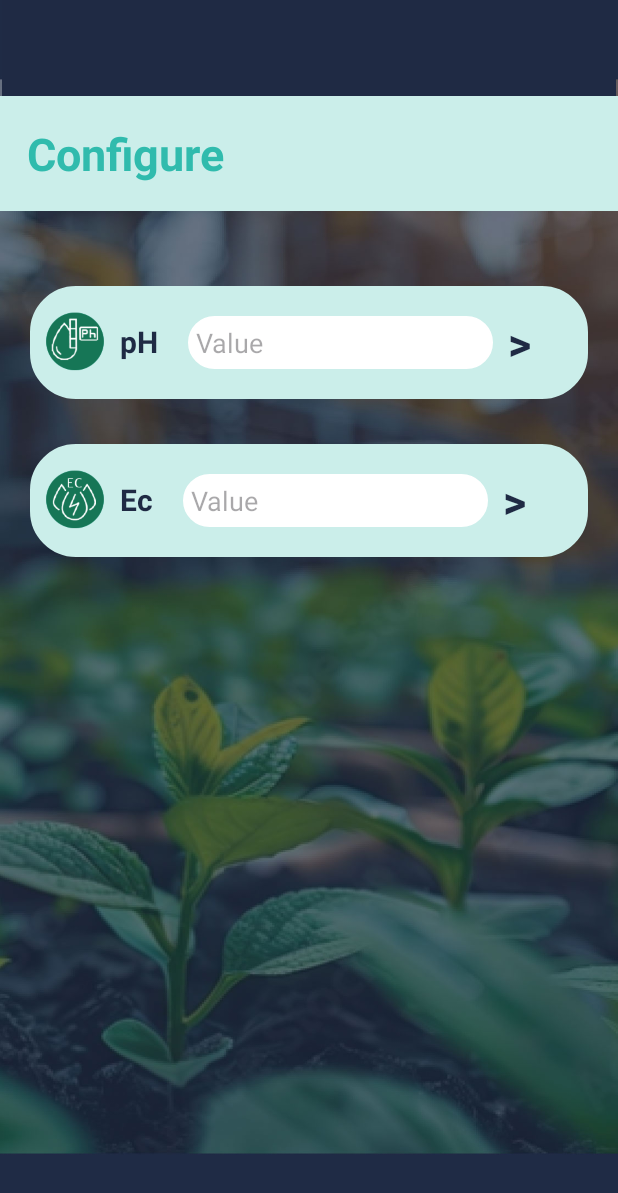
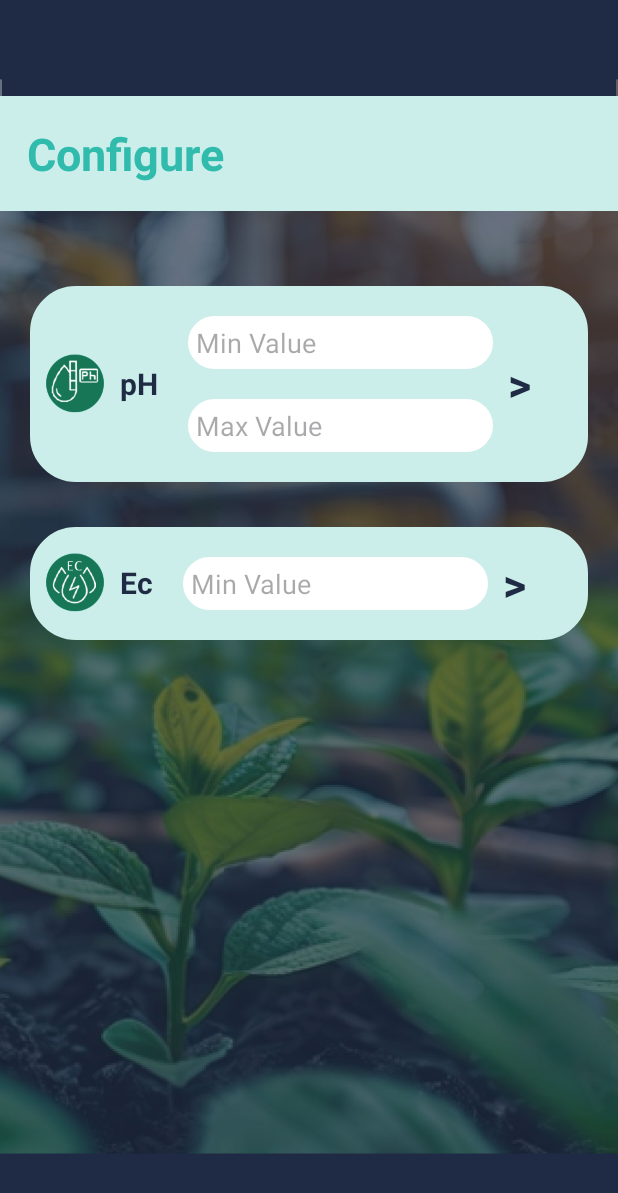
Before and after one commit to dekkersm/Hydroid, an Android app: the ConfigurationActivity screen opened directly, with no data from a screen before it, on a phone screen of 412 x 824 dp. Shown: the top 1193 px of the screen. Run offline under Robolectric (Android 15) with nearby library versions, the phone set to English and light mode, and no system bars; our stand-ins replace Volley; network calls fail.

Commit message:
Working configuration screen with put to all values and get at create

```diff
--- a/app/src/main/java/com/example/hydroid/AnalyticsActivity.java
+++ b/app/src/main/java/com/example/hydroid/AnalyticsActivity.java
@@ -21,6 +21,7 @@ import androidx.core.view.WindowInsetsCompat;
 
 import com.jjoe64.graphview.GraphView;
 import com.jjoe64.graphview.GridLabelRenderer;
+import com.jjoe64.graphview.helper.DateAsXAxisLabelFormatter;
 import com.jjoe64.graphview.series.DataPoint;
 import com.jjoe64.graphview.series.LineGraphSeries;
 
@@ -86,6 +87,7 @@ public class AnalyticsActivity extends AppCompatActivity {
                         series.setDrawDataPoints(true);
                         graphView.addSeries(series);
                         graphView.getGridLabelRenderer().setGridStyle( GridLabelRenderer.GridStyle.HORIZONTAL );
+                        graphView.getGridLabelRenderer().setLabelFormatter(new DateAsXAxisLabelFormatter(AnalyticsActivity.this));
                     }
                 }, startDate, endDate);
             }
--- a/app/src/main/java/com/example/hydroid/ConfigurationActivity.java
+++ b/app/src/main/java/com/example/hydroid/ConfigurationActivity.java
@@ -13,10 +13,13 @@ import androidx.core.graphics.Insets;
 import androidx.core.view.ViewCompat;
 import androidx.core.view.WindowInsetsCompat;
 
+import org.json.JSONArray;
+import org.json.JSONException;
+
 public class ConfigurationActivity extends AppCompatActivity {
 
     TextView ec_v_btn, ph_v_btn;
-    EditText ph_config, ec_config;
+    EditText ph_max_config, ph_min_config, ec_config;
 
     @Override
     protected void onCreate(Bundle savedInstanceState) {
@@ -27,16 +30,37 @@ public class ConfigurationActivity extends AppCompatActivity {
         ec_v_btn = findViewById(R.id.ec_v_btn);
         ph_v_btn = findViewById(R.id.ph_v_btn);
 
-        ph_config = findViewById(R.id.ph_config);
+        ph_max_config = findViewById(R.id.ph_max_config);
+        ph_min_config = findViewById(R.id.ph_min_config);
         ec_config = findViewById(R.id.ec_config);
+
+        HydroDataService dataService = new HydroDataService(ConfigurationActivity.this);
+
+        dataService.getCurrConfig(new HydroDataService.GetCurrConfigResp() {
+            @Override
+            public void onError(String message) {
+                Toast.makeText(ConfigurationActivity.this, message, Toast.LENGTH_SHORT).show();
+            }
+
+            @Override
+            public void onResp(JSONArray resp) {
+                try {
+                    ph_max_config.setText(resp.getJSONObject(0).getString("value"));
+                    ph_min_config.setText(resp.getJSONObject(1).getString("value"));
+                    ec_config.setText(resp.getJSONObject(2).getString("value"));
+                } catch (JSONException e) {
+                    throw new RuntimeException(e);
+                }
+            }
+        });
 
         ec_v_btn.setOnClickListener(new View.OnClickListener() {
             @Override
             public void onClick(View v) {
                 if (!ec_config.getText().toString().isEmpty())
                 {
-                    // TODO: ec_config.post(ec_config.getText())
-                    Toast.makeText(ConfigurationActivity.this, ec_config.getText().toString(), Toast.LENGTH_SHORT).show();
+                    dataService.setCurrConfig("tdsMinLimit", Float.parseFloat(ec_config.getText().toString()));
+                    Toast.makeText(ConfigurationActivity.this, "ec configuration successful!", Toast.LENGTH_SHORT).show();
                 }
                 else
                 {
@@ -48,10 +72,11 @@ public class ConfigurationActivity extends AppCompatActivity {
         ph_v_btn.setOnClickListener(new View.OnClickListener() {
             @Override
             public void onClick(View v) {
-                if (!ph_config.getText().toString().isEmpty())
+                if (!ph_max_config.getText().toString().isEmpty() && !ph_min_config.getText().toString().isEmpty())
                 {
-                    // TODO: ec_config.post(ec_config.getText())
-                    Toast.makeText(ConfigurationActivity.this, ph_config.getText().toString(), Toast.LENGTH_SHORT).show();
+                    dataService.setCurrConfig("phMinLimit", Float.parseFloat(ph_min_config.getText().toString()));
+                    dataService.setCurrConfig("phMaxLimit", Float.parseFloat(ph_max_config.getText().toString()));
+                    Toast.makeText(ConfigurationActivity.this, "ph configuration successful!", Toast.LENGTH_SHORT).show();
                 }
                 else
                 {
--- a/app/src/main/java/com/example/hydroid/HydroDataService.java
+++ b/app/src/main/java/com/example/hydroid/HydroDataService.java
@@ -23,6 +23,7 @@ public class HydroDataService {
     public static final String TDS_URL = "http://" + SERVER_IP + ":3000/tds/";
     public static final String WATER_URL = "http://" + SERVER_IP + ":3000/water/";
     public static final String ENV_URL = "http://" + SERVER_IP + ":3000/env/";
+    public static final String CONFIG_URL = "http://" + SERVER_IP + ":3000/config/";
     Context context;
 
     public HydroDataService(Context context) {
@@ -100,6 +101,54 @@ public class HydroDataService {
             @Override
             public void onErrorResponse(VolleyError error) {
                 volleyResponseListener.onError("didn't work");
+            }
+        });
+
+        RequestSingleton.getInstance(context).addToRequestQueue(jsonObjectRequest);
+    }
+
+    public interface GetCurrConfigResp {
+        void onError(String message);
+        void onResp(JSONArray resp);
+    }
+
+    public void getCurrConfig(GetCurrConfigResp getCurrConfigResp){
+        String url = CONFIG_URL + "current";
+
+        JsonObjectRequest jsonObjectRequest = new JsonObjectRequest(Request.Method.GET, url, null,
+                new Response.Listener<JSONObject>() {
+                    @Override
+                    public void onResponse(JSONObject response) {
+                        try {
+                            JSONArray tempValue = response.getJSONArray("confData");
+                            getCurrConfigResp.onResp(tempValue);
+                        } catch (JSONException e) {
+                            throw new RuntimeException(e);
+                        }
+                    }
+                }, new Response.ErrorListener() {
+            @Override
+            public void onErrorResponse(VolleyError error) {
+                getCurrConfigResp.onError("didn't work");
+            }
+        });
+
+        RequestSingleton.getInstance(context).addToRequestQueue(jsonObjectRequest);
+    }
+
+    public void setCurrConfig(String type, float value){
+        String url = CONFIG_URL + type + "?value=" + value +"&pumpTime=" + 1 + "&recheckTimeout=" + 2;
+
+        JsonObjectRequest jsonObjectRequest = new JsonObjectRequest(Request.Method.PUT, url, null,
+                new Response.Listener<JSONObject>() {
+                    @Override
+                    public void onResponse(JSONObject response) {
+
+                    }
+                }, new Response.ErrorListener() {
+            @Override
+            public void onErrorResponse(VolleyError error) {
+
             }
         });
 
--- a/app/src/main/res/layout/activity_configuration.xml
+++ b/app/src/main/res/layout/activity_configuration.xml
@@ -56,22 +56,43 @@
             android:layout_width="wrap_content"
             android:layout_height="wrap_content"
             android:layout_margin="10dp"
+            android:layout_gravity="center_vertical"
             android:text="pH"
             android:textColor="@color/DarkBlue"
             android:textSize="20sp"
             android:textStyle="bold" />
 
+        <LinearLayout
+            android:layout_width="wrap_content"
+            android:layout_height="wrap_content"
+            android:orientation="vertical">
+
             <EditText
-            android:id="@+id/ph_config"
+                android:id="@+id/ph_min_config"
                 android:layout_width="203dp"
                 android:layout_height="wrap_content"
                 android:layout_margin="10dp"
                 android:background="@drawable/rounded_corner"
                 android:backgroundTint="@color/white"
-            android:hint="Value"
-            android:inputType="number"
+                android:hint="Min Value"
+                android:inputType="numberDecimal"
                 android:padding="5dp"
                 android:paddingHorizontal="10dp" />
+
+            <EditText
+                android:id="@+id/ph_max_config"
+                android:layout_width="203dp"
+                android:layout_height="wrap_content"
+                android:layout_margin="10dp"
+                android:background="@drawable/rounded_corner"
+                android:backgroundTint="@color/white"
+                android:hint="Max Value"
+                android:inputType="numberDecimal"
+                android:padding="5dp"
+                android:paddingHorizontal="10dp" />
+
+        </LinearLayout>
+
 
         <TextView
             android:layout_width="wrap_content"
@@ -119,8 +140,8 @@
             android:layout_margin="10dp"
             android:background="@drawable/rounded_corner"
             android:backgroundTint="@color/white"
-            android:hint="Value"
-            android:inputType="number"
+            android:hint="Min Value"
+            android:inputType="numberDecimal"
             android:padding="5dp"
             android:paddingHorizontal="10dp"/>
 
```
Lines whose indentation alone changed are shown as unchanged.
